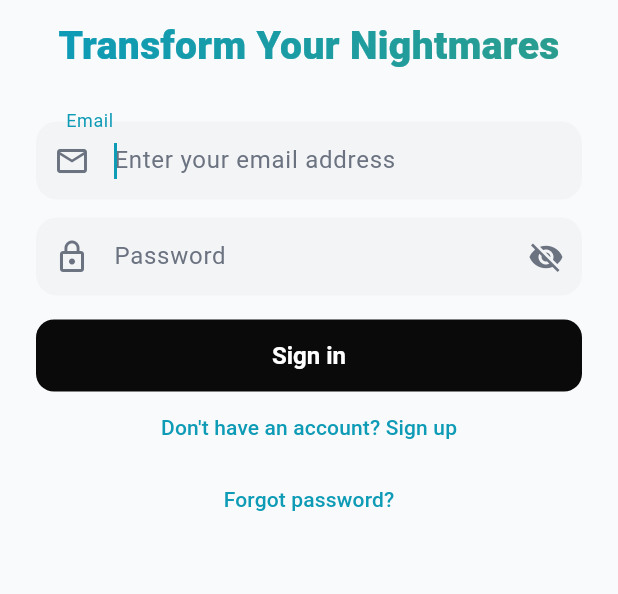
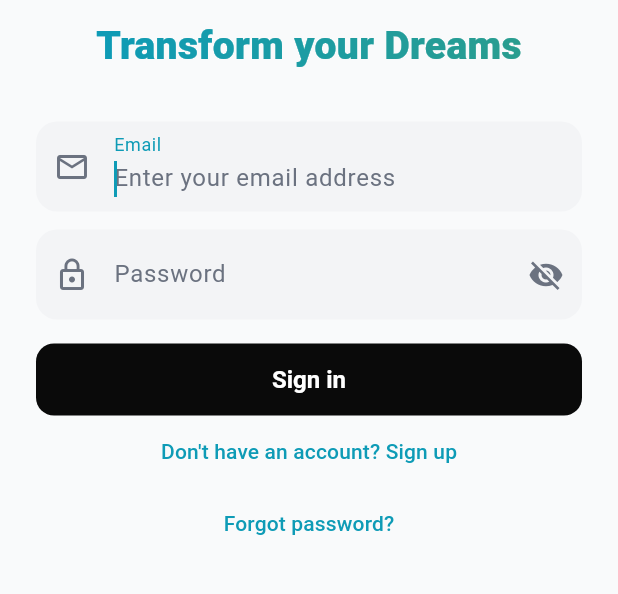
Before and after one commit to reDreamApp/reDreamAI, a Flutter app: the screen it shows after launch, on a phone screen of 412 x 824 dp, the part 294-888 px from its top. Run offline on Flutter 3.47's test engine with Material 3 defaults, Android fonts, the phone set to English and light mode, and no system bars; our stand-ins replace flutter_dotenv, flutter_local_notifications, flutter_timezone, just_audio, package_info_plus, shared_preferences and 2 more; missing offline and left inert: record; accounts and stored records are empty; generated files the repository leaves out were written again.

Commit message:
homepage cosmetics: change slogan, logo position and text under image

```diff
--- a/apps/app/lib/core/theme/app_theme.dart
+++ b/apps/app/lib/core/theme/app_theme.dart
@@ -3,6 +3,9 @@ import 'package:flutter/material.dart';
 /// Brand palette shared with the website.
 class BrandColors {
   static const turquoise = Color(0xFF18D9EA);
+
+  /// The turquoise of the logo's cloud and wordmark.
+  static const logo = Color(0xFF42D5F0);
   static const teal = Color(0xFF0E9BB6);
   static const deepTeal = Color(0xFF2A9D8F);
   static const violet = Color(0xFF6366F1);
@@ -225,13 +228,16 @@ class AppTheme {
       inputDecorationTheme: InputDecorationTheme(
         filled: true,
         fillColor: surfaceVariant,
-        border: OutlineInputBorder(
+        // Not an outline border: that one floats the label onto the top
+        // edge, which without a visible outline reads as "above the field".
+        // This one keeps the floating label inside the filled shape.
+        border: UnderlineInputBorder(
           borderRadius: BorderRadius.circular(14),
           borderSide: BorderSide.none,
         ),
         contentPadding: const EdgeInsets.symmetric(
           horizontal: 16,
-          vertical: 14,
+          vertical: 10,
         ),
       ),
       filledButtonTheme: FilledButtonThemeData(
--- a/apps/app/lib/features/shell/user_scope.dart
+++ b/apps/app/lib/features/shell/user_scope.dart
@@ -53,9 +53,13 @@ class _UserScopeState extends State<UserScope> {
           ),
         ),
         ChangeNotifierProvider(
-          create: (_) => ChatState(
+          create: (ctx) => ChatState(
             services.chat,
             voiceRecorder: services.voiceRecorder?.call(),
+            onSessionDone: () {
+              unawaited(ctx.read<JournalState>().refresh());
+              unawaited(ctx.read<ProgressState>().refresh());
+            },
           ),
         ),
         ChangeNotifierProvider(create: (_) => ProfileState(services.profile)),
--- a/apps/app/lib/l10n/app_de.arb
+++ b/apps/app/lib/l10n/app_de.arb
@@ -27,7 +27,7 @@
   "navJournal": "Tagebuch",
   "settingsTooltip": "Einstellungen",
   "chatHistoryTooltip": "Chatverlauf",
-  "authSlogan": "Verwandle deine Albträume",
+  "authSlogan": "Transform your Dreams",
   "signInTitle": "Einloggen",
   "signInEmail": "E-Mail",
   "signInEmailHint": "Gib deine E-Mail-Adresse ein",
@@ -79,8 +79,8 @@
   "freqMonthly": "Mehrmals pro Monat",
   "freqRarely": "Selten",
   "freqNever": "Nie",
-  "homeHeadline": "Verwandle deine Albträume",
-  "homeStartBody": "Unsere KI kann deine Träume verwandeln und dir helfen, gut zu schlafen!",
+  "homeHeadline": "Transform your Dreams",
+  "homeStartBody": "Unsere KI kann deine Albträume verwandeln und dir helfen wieder gut zu schlafen!",
   "homeBeginSession": "Sitzung beginnen",
   "homeProgressTitle": "Dein Fortschritt",
   "statStreak": "Serie",
--- a/apps/app/lib/l10n/app_en.arb
+++ b/apps/app/lib/l10n/app_en.arb
@@ -34,7 +34,7 @@
   "navJournal": "Journal",
   "settingsTooltip": "Settings",
   "chatHistoryTooltip": "Chat history",
-  "authSlogan": "Transform Your Nightmares",
+  "authSlogan": "Transform your Dreams",
   "signInTitle": "Sign in",
   "signInEmail": "Email",
   "signInEmailHint": "Enter your email address",
@@ -100,8 +100,8 @@
   "freqMonthly": "A few times a month",
   "freqRarely": "Rarely",
   "freqNever": "Never",
-  "homeHeadline": "Transform Your Nightmares",
-  "homeStartBody": "Our AI can transform your dreams and help you sleep well!",
+  "homeHeadline": "Transform your Dreams",
+  "homeStartBody": "Our AI can change your nightmares and help you sleep well again!",
   "homeBeginSession": "Begin Session",
   "homeProgressTitle": "Your Progress",
   "statStreak": "Streak",
```
Also changed, not shown: apps/app/lib/core/widgets/brand_logo.dart (+43 -0 lines), apps/app/lib/features/chat/chat_state.dart (+15 -2 lines), apps/app/lib/features/chat/stage_indicator.dart (+13 -7 lines), apps/app/lib/features/shell/main_shell.dart (+10 -11 lines), apps/app/assets/images/logo_mark_dark.png (added), apps/app/assets/images/logo_mark_light.png (added), 1 other file.
